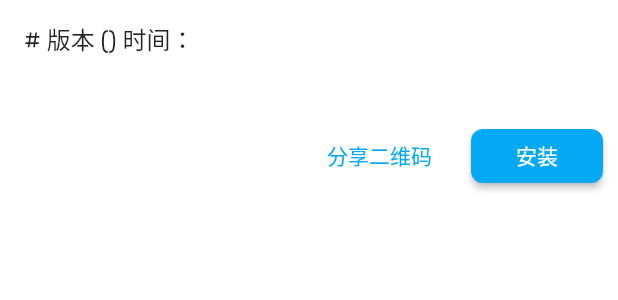
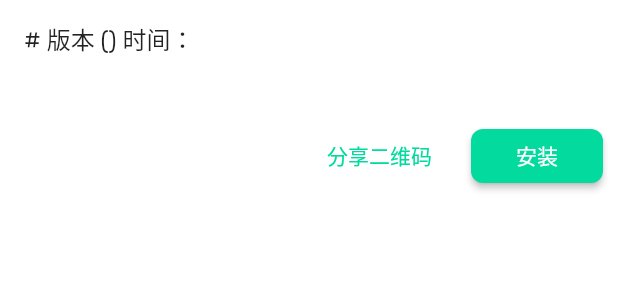
Before and after one commit to goingta/toolchain_flutter, a Flutter app: the DetailsItem widget shown alone on an empty page, opened directly with empty values, on a phone screen of 412 x 824 dp. Shown: the top 300 px of the screen. Run offline on Flutter 3.47's test engine with Material 2 defaults, Android fonts, the phone set to English and light mode, and no system bars; our stand-ins replace dio, flutter_spinkit, shared_preferences, toast; missing offline and left inert: fluwx_worker; accounts and stored records are empty; generated files the repository leaves out were written again; network calls fail.

Commit message:
大致逻辑完成

```diff
--- a/lib/main.dart
+++ b/lib/main.dart
@@ -60,6 +60,7 @@ class App extends StatelessWidget {
         TabPage.id: (context) => TabPage(),
         HomePage.id: (context) => HomePage(),
         ProfilePage.id: (context) => ProfilePage(),
+        DetailsPage.id: (context) => DetailsPage(title: "详情页",type: 1,logo: "images/health_logo.png"),
         ListPage.id: (context) => ListPage(title:"列表")
       },
       // home: LifecycleAppPage(),
--- a/lib/pages/details/details_item.dart
+++ b/lib/pages/details/details_item.dart
@@ -1,4 +1,5 @@
 import 'package:flutter/material.dart';
+import 'package:toolchain_flutter/theme/light_color.dart';
 import 'package:url_launcher/url_launcher.dart';
 // import 'package:toast/toast.dart';
 import 'package:flutter/services.dart';
@@ -35,7 +36,7 @@ class DetailsItem extends StatelessWidget {
                           openWebUrl(context, model.toJson());
                         },
                         child: new Text("分享二维码",
-                            style: TextStyle(color: Colors.lightBlue))),
+                            style: TextStyle(color: LightColor.primaryColor))),
                     const SizedBox(width: 10.0),
                     new RaisedButton(
                         onPressed: () {
@@ -43,7 +44,7 @@ class DetailsItem extends StatelessWidget {
                         },
                         child: new Text("安装",
                             style: TextStyle(color: Colors.white)),
-                        color: Colors.lightBlue)
+                        color: LightColor.primaryColor)
                   ])),
         ]));
   }
--- a/lib/pages/list/list_page.dart
+++ b/lib/pages/list/list_page.dart
@@ -34,8 +34,8 @@ class _ListPageState extends State<ListPage>
         backgroundColor: LightColor.primaryColor, //设置appbar背景颜色
         centerTitle: true, //设置标题是否局中
         iconTheme: IconThemeData(
-            color: Colors.white, //change your color here
-          ),
+          color: Colors.white, //change your color here
+        ),
       ),
       body: new ListView.builder(
         itemCount: _list.length,
```
Also changed, not shown: lib/pages/details/details_page.dart (+5 -2 lines).
